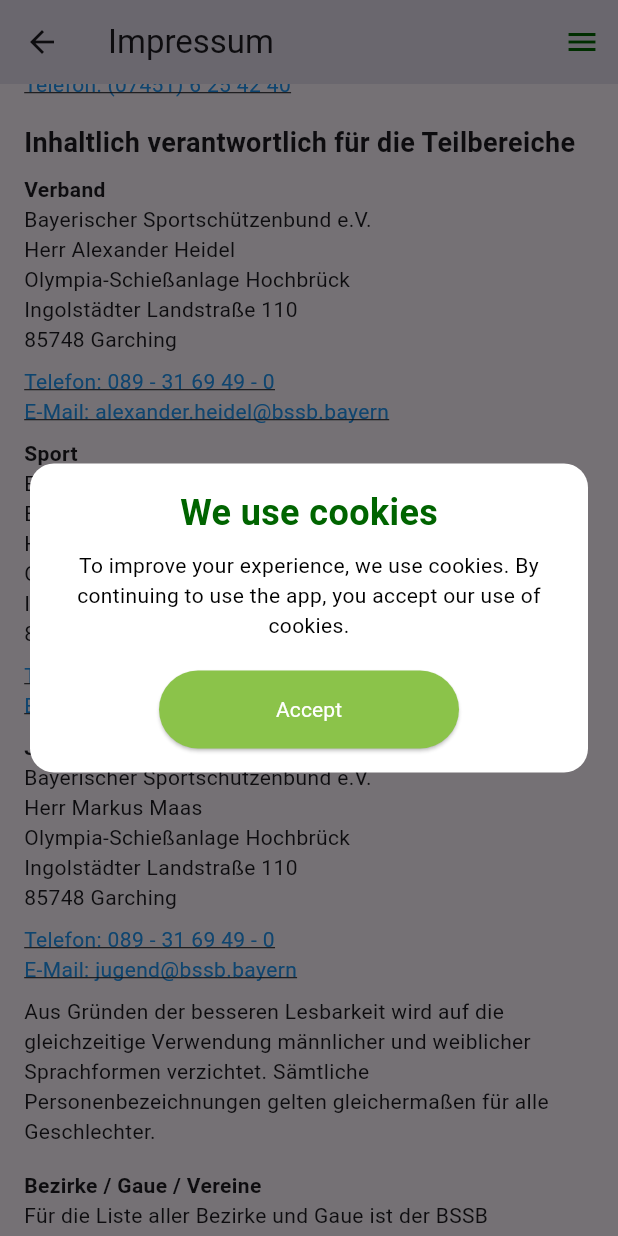
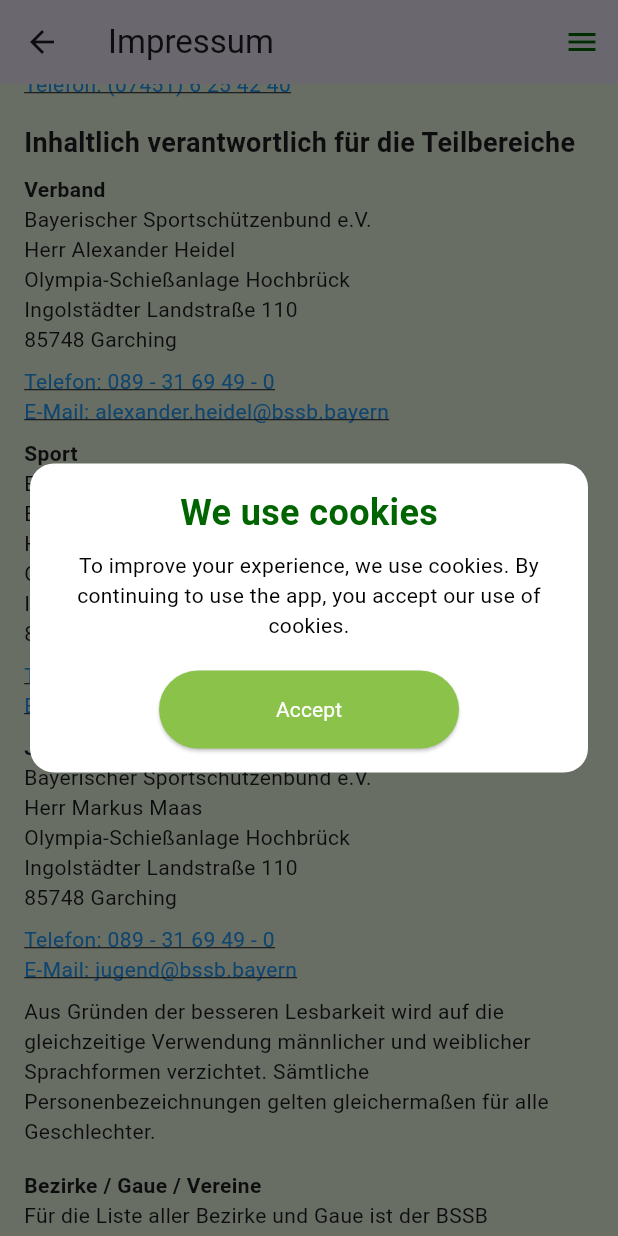
Before and after one commit to luixv/meinbssb, a Flutter app: the ImpressumScreen screen opened by its route, scrolled down 576 dp, on a phone screen of 412 x 824 dp. Run offline on Flutter 3.47's test engine with Material 3 defaults, Android fonts, the phone set to English and light mode, and no system bars; our stand-ins replace connectivity_plus, flutter_secure_storage, flutter_svg, internet_connection_checker, shared_preferences; missing offline and left inert: mailer; accounts and stored records are empty.

Commit message:
background color added

```diff
--- a/lib/constants/ui_constants.dart
+++ b/lib/constants/ui_constants.dart
@@ -5,8 +5,10 @@
 import 'package:flutter/material.dart';
 
 class UIConstants {
-  // Colors
+  // Colors "apiBackground": "e2f0d9",
+
   static const Color defaultAppColor = Color(0xFF006400); // Main green color
+  static const Color backgroundGreen = Color(0xFFe2f0d9);
   static const Color lightGreen = Colors.lightGreen;
   static const Color black = Colors.black;
   static const Color white = Colors.white;
--- a/lib/screens/impressum_screen.dart
+++ b/lib/screens/impressum_screen.dart
@@ -1,7 +1,7 @@
-// lib/screens/impressum_screen.dart
 import 'package:flutter/material.dart';
 import 'package:url_launcher/url_launcher.dart';
-import '/screens/app_menu.dart';
+import 'package:meinbssb/screens/app_menu.dart';
+import 'package:meinbssb/constants/ui_constants.dart';
 
 class ImpressumScreen extends StatelessWidget {
   const ImpressumScreen({
@@ -28,12 +28,15 @@ class ImpressumScreen extends StatelessWidget {
           ),
         ],
       ),
-      body: const SingleChildScrollView(
+      // Ändere hier die Farbe des Bodys
+      body: Container(
+        color: UIConstants.backgroundGreen,
+        child: const SingleChildScrollView(
           padding: EdgeInsets.all(16.0),
           child: Column(
             crossAxisAlignment: CrossAxisAlignment.start,
             children: [
-            // Directly embedding the content based on your HTML structure
+              // Der gesamte Inhalt bleibt gleich
               Text(
                 'Impressum',
                 style: TextStyle(fontSize: 24, fontWeight: FontWeight.bold),
@@ -122,8 +125,8 @@ class ImpressumScreen extends StatelessWidget {
               SizedBox(height: 8),
               _LinkText('Telefon: 089 - 31 69 49 - 0', 'tel:0893169490'),
               _LinkText(
-              'E-Mail: josef.lederer@bssb.de',
-              'mailto:josef.lederer@bssb.de',
+                'E-Mail: josef.lederer@bssb.bayern',
+                'mailto:josef.lederer@bssb.bayern',
               ),
               SizedBox(height: 8),
               Text(
@@ -198,7 +201,10 @@ class ImpressumScreen extends StatelessWidget {
               ),
               _LinkText('Telefon: 089 - 31 69 49 - 0', 'tel:0893169490'),
               _LinkText('E-Mail: gs@bssb.bayern', 'mailto:gs@bssb.bayern'),
-            _LinkText('Homepage: https://www.bssb.de/', 'https://www.bssb.de/'),
+              _LinkText(
+                'Homepage: https://www.bssb.de/',
+                'https://www.bssb.de/',
+              ),
               SizedBox(height: 8),
               Text(
                 'Geschäftsführer',
@@ -232,6 +238,7 @@ class ImpressumScreen extends StatelessWidget {
               Text('DE 129514004'),
               SizedBox(height: 16),
             ],
+          ),
         ),
       ),
     );
```
Lines whose indentation alone changed are shown as unchanged.
